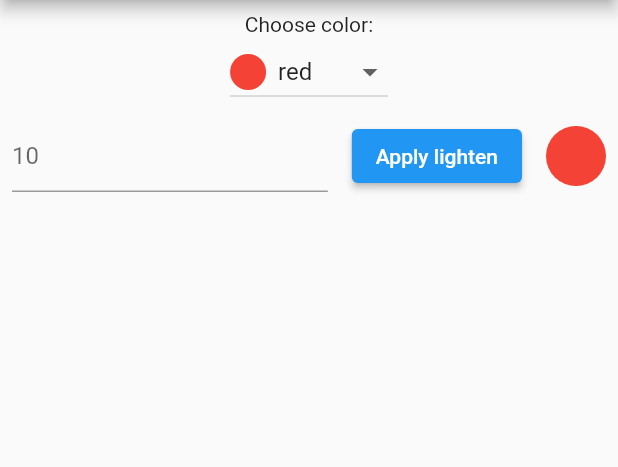
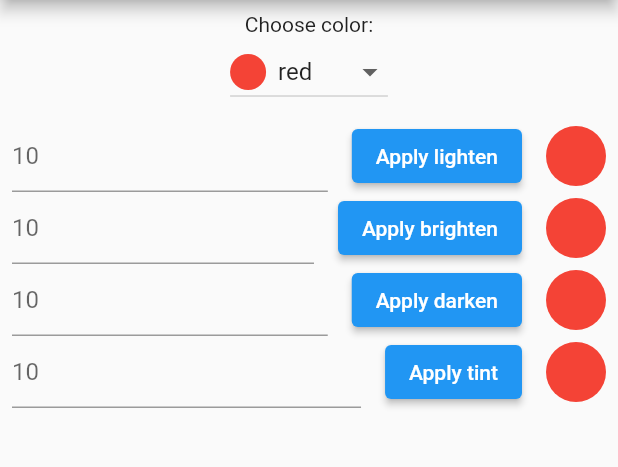
Before and after one commit to FooStudio/tinycolor, a Flutter app: the screen it shows after launch, on a phone screen of 412 x 824 dp, the part 84-551 px from its top. Run offline on Flutter 3.47's test engine with Material 2 defaults, Android fonts, the phone set to English and light mode, and no system bars; missing offline and left inert: pigment.

Commit message:
Added some example ApplyMethodItems

```diff
--- a/example/lib/main.dart
+++ b/example/lib/main.dart
@@ -30,6 +30,16 @@ class ExamplePage extends StatefulWidget {
 
 class _ExamplePageState extends State<ExamplePage> {
   Color _color = Colors.red;
+  late List<TinyColor> _tinyColors;
+
+  @override
+  void initState() {
+    _initTinyColors();
+    super.initState();
+  }
+
+  _initTinyColors() =>
+      _tinyColors = List.generate(4, (index) => TinyColor(_color));
 
   @override
   Widget build(BuildContext context) {
@@ -43,7 +53,10 @@ class _ExamplePageState extends State<ExamplePage> {
             ColorChooser(
               initialColor: _color,
               onColorChange: (color) {
-                setState(() => _color = color);
+                setState(() {
+                  _color = color;
+                  _initTinyColors();
+                });
               },
             ),
             ApplyMethodItem(
@@ -51,10 +64,37 @@ class _ExamplePageState extends State<ExamplePage> {
               defaultValue: 10,
               onButtonPressed: (value) {
                 setState(() =>
-                    _color = TinyColor(_color).lighten(value.toInt()).color);
+                    _tinyColors[0] = _tinyColors[0].lighten(value.toInt()));
               },
-              color: _color,
-            )
+              color: _tinyColors[0].color,
+            ),
+            ApplyMethodItem(
+              name: "brighten",
+              defaultValue: 10,
+              onButtonPressed: (value) {
+                setState(() =>
+                    _tinyColors[1] = _tinyColors[1].brighten(value.toInt()));
+              },
+              color: _tinyColors[1].color,
+            ),
+            ApplyMethodItem(
+              name: "darken",
+              defaultValue: 10,
+              onButtonPressed: (value) {
+                setState(() =>
+                    _tinyColors[2] = _tinyColors[2].darken(value.toInt()));
+              },
+              color: _tinyColors[2].color,
+            ),
+            ApplyMethodItem(
+              name: "tint",
+              defaultValue: 10,
+              onButtonPressed: (value) {
+                setState(
+                    () => _tinyColors[3] = _tinyColors[3].tint(value.toInt()));
+              },
+              color: _tinyColors[3].color,
+            ),
           ],
         ),
       ),
```
